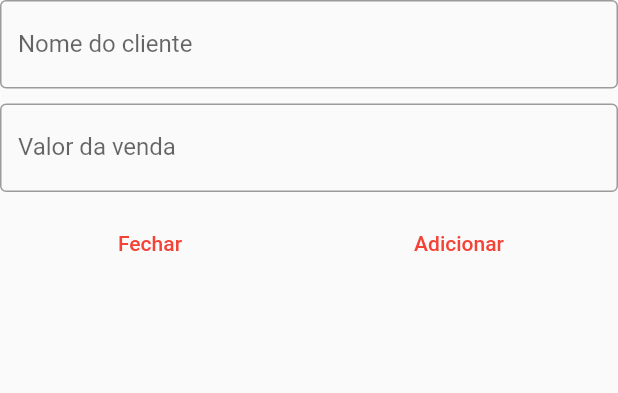
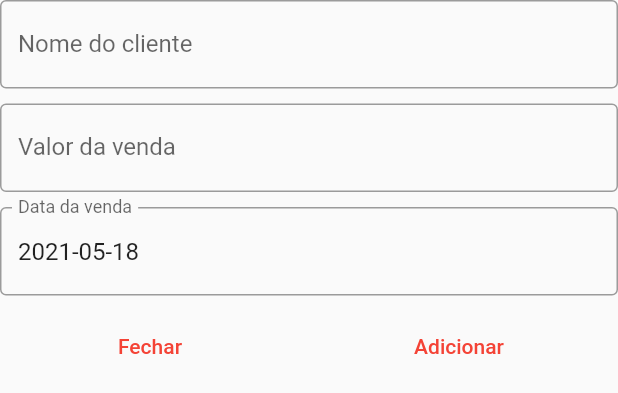
Before and after one commit to alvarobcprado/flutter-teste-movere, a Flutter app: the VendaFormWidget widget shown alone on an empty page, opened directly, after a tap on "Adicionar", on a phone screen of 412 x 824 dp. Shown: the top 393 px of the screen. Run offline on Flutter 3.47's test engine with Material 2 defaults, Android fonts, the light colour scheme and no system bars; our stand-ins replace cloud_firestore, firebase_core; accounts and stored records are empty.

Commit message:
add date picker

```diff
--- a/lib/app/models/Vendas.dart
+++ b/lib/app/models/Vendas.dart
@@ -10,7 +10,10 @@ class Vendas {
   DateTime dataVenda;
 
   Vendas(
-      {this.docID, @required this.nomeCliente, @required this.valorVenda, data})
+      {this.docID,
+      @required this.nomeCliente,
+      @required this.valorVenda,
+      DateTime data})
       : this.dataVenda = data ?? DateTime.now();
 
   Map<String, dynamic> toMap() {
--- a/lib/app/pages/home_page/widgets/venda_form_widget.dart
+++ b/lib/app/pages/home_page/widgets/venda_form_widget.dart
@@ -12,8 +12,18 @@ class VendaFormWidget extends StatefulWidget {
 }
 
 class _VendaFormWidgetState extends State<VendaFormWidget> {
-  final TextEditingController nomeField = TextEditingController();
-  final TextEditingController valorField = TextEditingController();
+  final TextEditingController _nomeField = TextEditingController();
+  final TextEditingController _valorField = TextEditingController();
+  final TextEditingController _dateField = TextEditingController();
+  DateTime _selectedDate;
+
+  @override
+  void initState() {
+    super.initState();
+    _selectedDate = DateTime.now();
+    _dateField.text = DateFormat("yyyy-MM-dd").format(_selectedDate);
+  }
+
   @override
   Widget build(BuildContext context) {
     return Container(
@@ -22,6 +32,8 @@ class _VendaFormWidgetState extends State<VendaFormWidget> {
           _buildNameField(),
           SizedBox(height: 10),
           _buildValorField(),
+          SizedBox(height: 10),
+          _buildDataField(),
           SizedBox(height: 10),
           Row(
             mainAxisAlignment: MainAxisAlignment.spaceAround,
@@ -38,7 +50,7 @@ class _VendaFormWidgetState extends State<VendaFormWidget> {
   Widget _buildNameField() {
     return TextFormField(
       textCapitalization: TextCapitalization.sentences,
-      controller: nomeField,
+      controller: _nomeField,
       keyboardType: TextInputType.name,
       decoration: InputDecoration(
         border: OutlineInputBorder(),
@@ -49,7 +61,7 @@ class _VendaFormWidgetState extends State<VendaFormWidget> {
 
   Widget _buildValorField() {
     return TextFormField(
-      controller: valorField,
+      controller: _valorField,
       keyboardType: TextInputType.number,
       decoration: InputDecoration(
         border: OutlineInputBorder(),
@@ -58,10 +70,37 @@ class _VendaFormWidgetState extends State<VendaFormWidget> {
     );
   }
 
+  Widget _buildDataField() {
+    return TextFormField(
+      controller: _dateField,
+      readOnly: true,
+      onTap: () => _selectDate(context),
+      decoration: InputDecoration(
+        border: OutlineInputBorder(),
+        labelText: 'Data da venda',
+      ),
+    );
+  }
+
+  _selectDate(BuildContext context) async {
+    final DateTime datePicked = await showDatePicker(
+      context: context,
+      initialDate: _selectedDate,
+      firstDate: DateTime(2020),
+      lastDate: DateTime.now(),
+    );
+    if (datePicked != null) {
+      setState(() {
+        _selectedDate = datePicked;
+        _dateField.text = DateFormat("yyyy-MM-dd hh:mm").format(_selectedDate);
+      });
+    }
+  }
+
   Widget _buildOkButton() {
-    if (nomeField.text.isEmpty ||
-        valorField.text.isEmpty ||
-        double.tryParse(valorField.text).isNaN) {}
+    if (_nomeField.text.isEmpty ||
+        _valorField.text.isEmpty ||
+        double.tryParse(_valorField.text).isNaN) {}
     return TextButton(
       onPressed: onSavePressed,
       child: Text('Adicionar'),
@@ -69,7 +108,6 @@ class _VendaFormWidgetState extends State<VendaFormWidget> {
   }
 
   Widget _buildQuitButton() {
-    if (nomeField.text.isEmpty || valorField.text.isEmpty) {}
     return TextButton(
       onPressed: () {
         Navigator.pop(context);
@@ -79,10 +117,11 @@ class _VendaFormWidgetState extends State<VendaFormWidget> {
   }
 
   void onSavePressed() {
-    if (nomeField.text.isNotEmpty && valorField.text.isNotEmpty) {
+    if (_nomeField.text.isNotEmpty && _valorField.text.isNotEmpty) {
       final venda = Vendas(
-        nomeCliente: toBeginningOfSentenceCase(nomeField.text),
-        valorVenda: double.parse(valorField.text),
+        nomeCliente: toBeginningOfSentenceCase(_nomeField.text),
+        valorVenda: double.parse(_valorField.text),
+        data: _selectedDate,
       );
       FirebaseApi.addVenda(venda);
       Navigator.pop(context);
```
Also changed, not shown: lib/app/pages/home_page/widgets/venda_list_widget.dart (+19 -7 lines).
